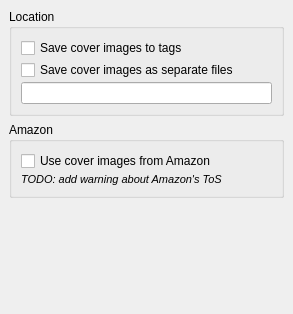
Qt form ui/options_cover.ui (metabrainz/picard) before a commit.
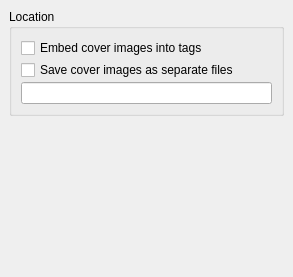
The same form after that commit.

Commit message: Remove downloading of cover art from Amazon.

```diff
--- a/ui/options_cover.ui
+++ b/ui/options_cover.ui
@@ -6,7 +6,7 @@
     <x>0</x>
     <y>0</y>
     <width>293</width>
-    <height>314</height>
+    <height>277</height>
    </rect>
   </property>
   <layout class="QVBoxLayout" >
@@ -31,7 +31,7 @@
       <item>
        <widget class="QCheckBox" name="save_images_to_tags" >
         <property name="text" >
-         <string>Save cover images to tags</string>
+         <string>Embed cover images into tags</string>
         </property>
        </widget>
       </item>
@@ -48,38 +48,6 @@
      </layout>
     </widget>
    </item>
-   <item>
-    <widget class="QGroupBox" name="rename_files_2" >
-     <property name="title" >
-      <string>Amazon</string>
-     </property>
-     <layout class="QVBoxLayout" >
-      <property name="margin" >
-       <number>9</number>
-      </property>
-      <property name="spacing" >
-       <number>2</number>
-      </property>
-      <item>
-       <widget class="QCheckBox" name="use_amazon_images" >
-        <property name="text" >
-         <string>Use cover images from Amazon</string>
-        </property>
-       </widget>
-      </item>
-      <item>
-       <widget class="QLabel" name="label" >
-        <property name="text" >
-         <string>&lt;html>&lt;head>&lt;meta name="qrichtext" content="1" />&lt;style type="text/css">
-p, li { white-space: pre-wrap; }
-&lt;/style>&lt;/head>&lt;body style=" font-family:'Tahoma'; font-size:8pt; font-weight:400; font-style:normal; text-decoration:none;">
-&lt;p style=" margin-top:0px; margin-bottom:0px; margin-left:0px; margin-right:0px; -qt-block-indent:0; text-indent:0px;">&lt;span style=" font-style:italic;">TODO: add warning about Amazon's ToS&lt;/span>&lt;/p>&lt;/body>&lt;/html></string>
-        </property>
-       </widget>
-      </item>
-     </layout>
-    </widget>
-   </item>
    <item>
     <spacer>
      <property name="orientation" >
```
Left out of the diff: 1 changed line with no effect on the pictures. The commit also changes 2 other files.
